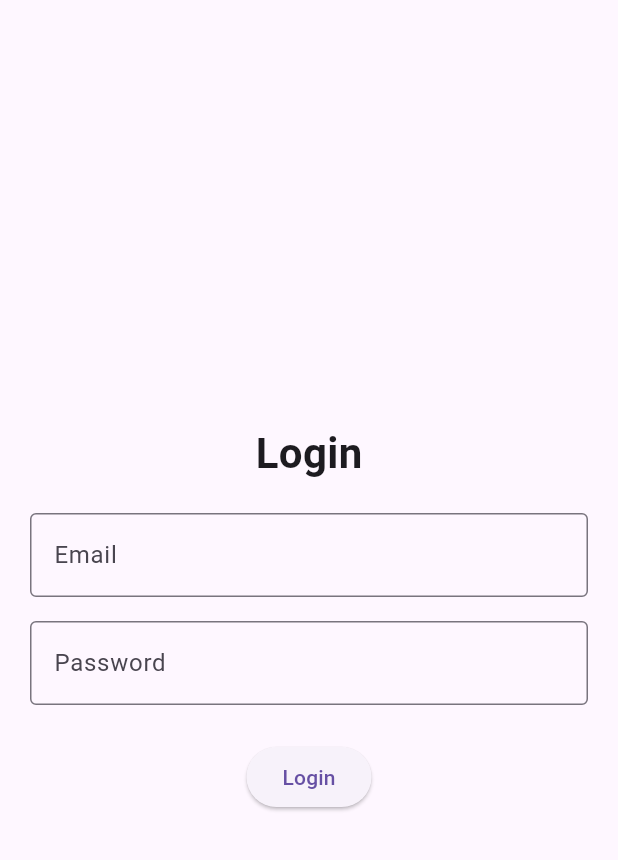
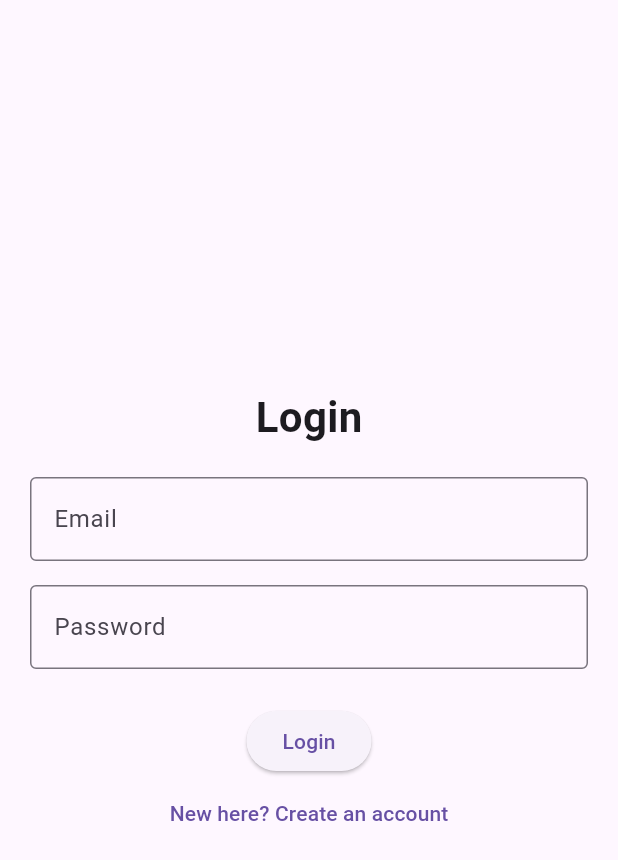
Before and after one commit to AfrinSAnish/dailyquizapp, a Flutter app: the screen it shows after launch, on a phone screen of 412 x 824 dp. Shown: the top 860 px of the screen. Run offline on Flutter 3.47's test engine with Material 3 defaults, Android fonts, the phone set to English and light mode, and no system bars; our stand-ins replace firebase_auth, firebase_core; accounts and stored records are empty.

Commit message:
feat: add login/signup mode toggle

```diff
--- a/lib/auth_screen.dart
+++ b/lib/auth_screen.dart
@@ -23,6 +23,7 @@ class AuthScreen extends StatefulWidget {
 //_AuthScreenState is a State object that belongs to AuthScreen.
 class _AuthScreenState extends State<AuthScreen> {
   //The leading _ means its private to this file and its a flutter convention
+  bool isLoginMode = true;
 
   //the final reference wont change, TextEditingController listens to text input
   final TextEditingController emailController = TextEditingController();
@@ -42,13 +43,21 @@ class _AuthScreenState extends State<AuthScreen> {
     });
 
     try {
-      await FirebaseAuth.instance.signInWithEmailAndPassword(
-        email: email,
-        password: password,
-      );
+      if (isLoginMode) {
+        await FirebaseAuth.instance.signInWithEmailAndPassword(
+          email: email,
+          password: password,
+        );
+      } else {
+        await FirebaseAuth.instance.createUserWithEmailAndPassword(
+          email: email,
+          password: password,
+        );
+      }
+
 
       // If success, we’ll go to next screen later
-      print("Login success");
+      print(isLoginMode ? "Login success" : "Signup success");
     } on FirebaseAuthException catch (e) {
       setState(() {
         errorMessage = e.message ?? "Login failed";
@@ -79,7 +88,7 @@ class _AuthScreenState extends State<AuthScreen> {
             mainAxisAlignment: MainAxisAlignment.center,
             children: [
               Text(
-                'Login',
+                isLoginMode ? 'Login' : 'Sign Up',
                 style: TextStyle(
                   fontSize: 28,
                   fontWeight: FontWeight.bold,
@@ -115,7 +124,25 @@ class _AuthScreenState extends State<AuthScreen> {
 
               ElevatedButton(
                 onPressed: isLoading ? null : onLoginPressed,
-                child: Text(isLoading ? "Logging in..." : "Login"),
+                child: Text(
+                  isLoading
+                      ? "Please wait..."
+                      : (isLoginMode ? "Login" : "Sign Up"),
+                ),
+              ),
+
+              TextButton(
+                onPressed: () {
+                  setState(() {
+                    isLoginMode = !isLoginMode;
+                    errorMessage = null;
+                  });
+                },
+                child: Text(
+                  isLoginMode
+                      ? "New here? Create an account"
+                      : "Already have an account? Login",
+                ),
               ),
             ],
           ),
```
